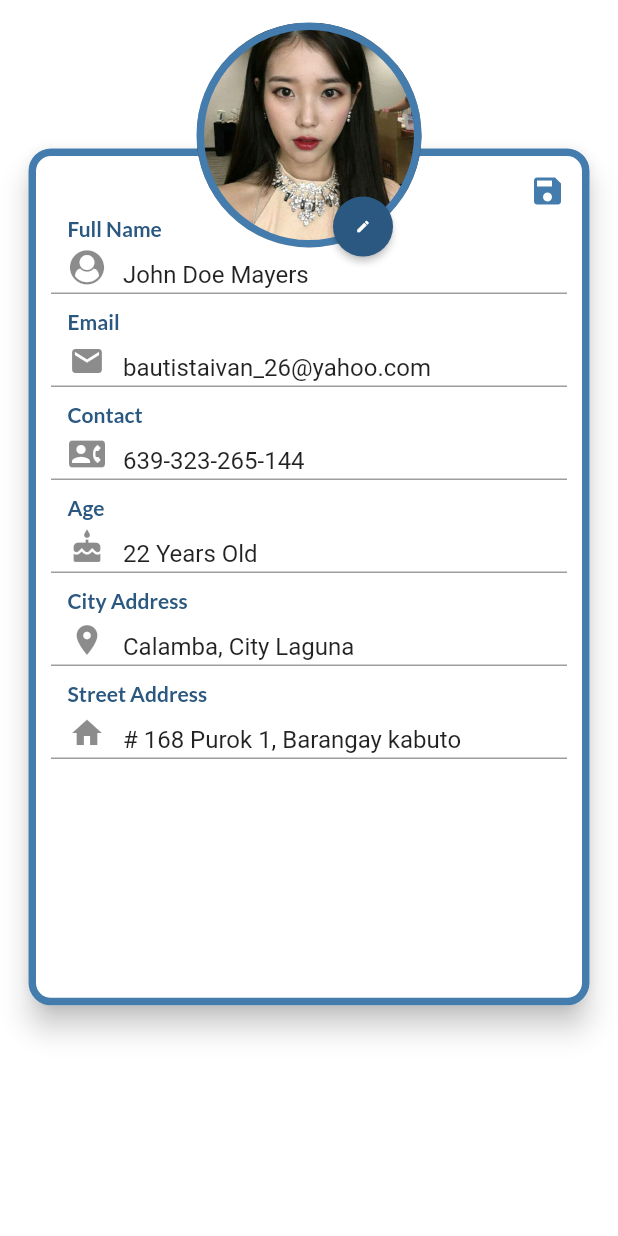
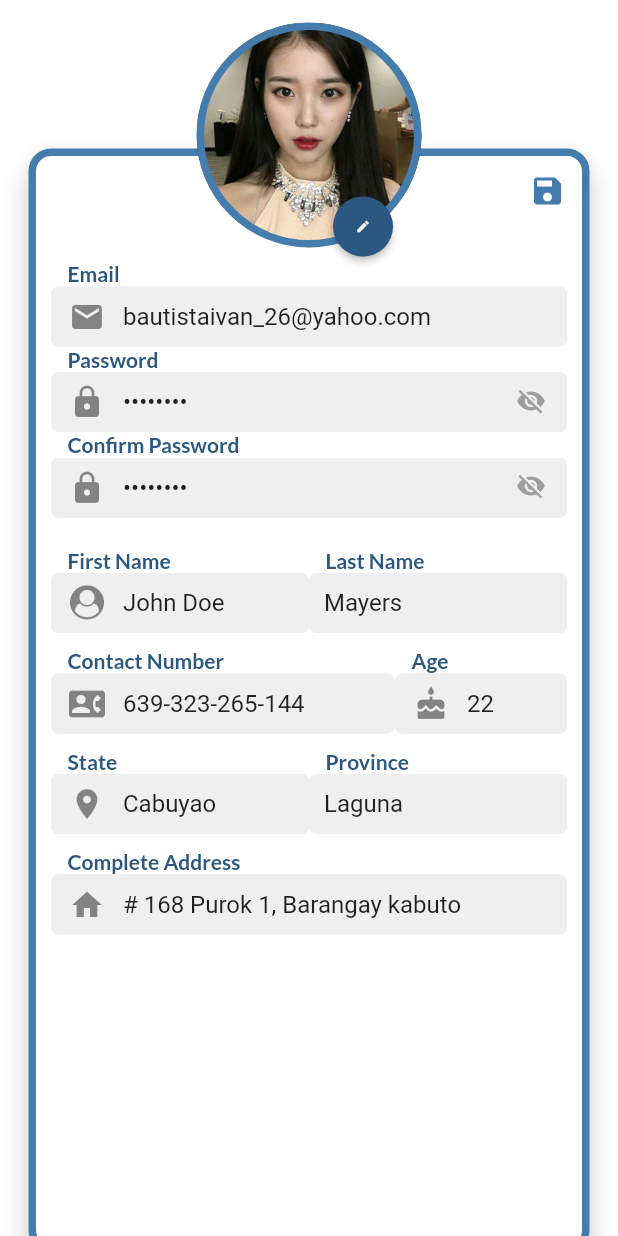
Before and after one commit to responilla07/Mobile-Queuing-System-and-Tracker-with-QR-Code, a Flutter app: the ProfilePage screen opened directly, after a tap on an icon or button, on a phone screen of 412 x 824 dp. Run offline on Flutter 3.47's test engine with Material 2 defaults, Android fonts, the phone set to English and light mode, and no system bars; our stand-ins replace cached_network_image, cloud_firestore, firebase_core, firebase_storage, image_picker, toast; accounts and stored records are empty.

Commit message:
fix: Fixed Edit Profile format
Added fields to the edit profile page

```diff
--- a/lib/Pages/ProfilePage.dart
+++ b/lib/Pages/ProfilePage.dart
@@ -4,6 +4,7 @@ import 'package:queuing_system/SubPages/EditProfile.dart';
 import 'package:queuing_system/Variables/color.dart';
 import 'package:queuing_system/Variables/size.dart';
 import 'package:queuing_system/Widgets/ProfileDetails.dart';
+import 'package:queuing_system/Widgets/TextField.dart';
 
 class ProfilePage extends StatefulWidget {
   @override
@@ -28,7 +29,7 @@ class _ProfilePageState extends State<ProfilePage> {
                 Stack(
                   alignment: Alignment.center,
                   children: [
-                    Container(height: PhoneSize(context).height / 1.25),
+                    Container(height: PhoneSize(context).height / 1.0),
                     Positioned(
                       top: 80,
                       left: 0,
@@ -54,39 +55,84 @@ class _ProfilePageState extends State<ProfilePage> {
                                 visible: !editpro,
                                 child: Column(
                                   children: [
-                                    SizedBox(height: 30),
+                                    SizedBox(height: 60),
                                     EditProfile(
-                                      text: 'Full Name',
-                                      initialValue: 'John Doe Mayers',
-                                      icon: Icon(CustomIcons.profile),
+                                      icon: Icon(Icons.mail),
+                                      text: 'Email',
+                                      initialValue: 'bautistaivan_26@yahoo.com',
+                                    ),
+                                    EditProfile(
+                                      icon: Icon(Icons.lock),
+                                      text: 'Password',
+                                      initialValue: 'asdsadas',
+                                    ),
+                                    EditProfile(
+                                      icon: Icon(Icons.lock),
+                                      text: 'Confirm Password',
+                                      initialValue: 'asdsadas',
+                                    ),
+                                    SizedBox(height: 20,),
+                                    Row(
+                                      children: [
+                                        Flexible(
+                                          child: EditProfile(
+                                            text: 'First Name',
+                                            initialValue: 'John Doe',
+                                            icon: Icon(CustomIcons.profile),
+                                          ),
+                                        ),
+                                        Flexible(
+                                          child: EditProfile(
+                                            text: 'Last Name',
+                                            initialValue: 'Mayers',
+                                            icon: null,
+                                          ),
+                                        ),
+                                      ],
+                                    ),
+                                    SizedBox(height: 10),
+                                    Row(
+                                      children: [
+                                        Flexible(
+                                          flex: 2,
+                                          child: EditProfile(
+                                            text: 'Contact Number',
+                                            initialValue: '639-323-265-144',
+                                            icon: Icon(Icons.contact_phone),
+                                          ),
+                                        ),
+                                        Flexible(
+                                          child: EditProfile(
+                                            text: 'Age',
+                                            initialValue: '22',
+                                            icon: Icon(Icons.cake),
+                                          ),
+                                        ),
+                                      ],
+                                    ),
+                                    SizedBox(height: 10),
+                                    Row(
+                                      children: [
+                                        Flexible(
+
+                                          child: EditProfile(
+                                            text: 'State',
+                                            initialValue: 'Cabuyao',
+                                            icon: Icon(Icons.location_on),
+                                          ),
+                                        ),
+                                        Flexible(
+                                          child: EditProfile(
+                                            text: 'Province',
+                                            initialValue: 'Laguna',
+                                            icon: null,
+                                          ),
+                                        ),
+                                      ],
                                     ),
                                     SizedBox(height: 10),
                                     EditProfile(
-                                      text: 'Email',
-                                      initialValue: 'bautistaivan_26@yahoo.com',
-                                      icon: Icon(Icons.mail),
-                                    ),
-                                    SizedBox(height: 10),
-                                    EditProfile(
-                                      text: 'Contact',
-                                      initialValue: '639-323-265-144',
-                                      icon: Icon(Icons.contact_phone),
-                                    ),
-                                    SizedBox(height: 10),
-                                    EditProfile(
-                                      text: 'Age',
-                                      initialValue: '22 Years Old',
-                                      icon: Icon(Icons.cake),
-                                    ),
-                                    SizedBox(height: 10),
-                                    EditProfile(
-                                      text: 'City Address',
-                                      initialValue: 'Calamba, City Laguna',
-                                      icon: Icon(Icons.location_on),
-                                    ),
-                                    SizedBox(height: 10),
-                                    EditProfile(
-                                      text: 'Street Address',
+                                      text: 'Complete Address',
                                       initialValue:
                                           '# 168 Purok 1, Barangay kabuto',
                                       icon: Icon(Icons.home),
@@ -235,6 +281,7 @@ class EditProfile extends StatelessWidget {
   final String initialValue;
   final Icon icon;
 
+
   @override
   Widget build(BuildContext context) {
     return Container(
@@ -246,13 +293,21 @@ class EditProfile extends StatelessWidget {
             child: Text('$text'),
           ),
           Container(
-            height: 35,
-            child: TextFormField(
-              initialValue: '$initialValue',
-              decoration: new InputDecoration(
-                  prefixIcon: icon,
-                  labelStyle: new TextStyle(color: const Color(0xFF424242))),
+            height: 40,
+            child: MyTextField(
+              initial: initialValue,
+              icons: icon,
+              controller: null,
+              hintText: "$text",
+              keyboardType: null,
+              inputFormatter: [],
             ),
+            // child: TextFormField(
+            //   initialValue: '$initialValue',
+            //   decoration: new InputDecoration(
+            //       prefixIcon: icon,
+            //       labelStyle: new TextStyle(color: const Color(0xFF424242))),
+            // ),
           ),
         ],
       ),
--- a/lib/Widgets/TextField.dart
+++ b/lib/Widgets/TextField.dart
@@ -1,33 +1,34 @@
-
 import 'package:flutter/material.dart';
 import 'package:flutter/services.dart';
 
 class MyTextField extends StatefulWidget {
-  const MyTextField({
-    @required this.controller,
+  const MyTextField(
+      {@required this.controller,
       @required this.hintText,
       @required this.inputFormatter,
       @required this.keyboardType,
-
-  });
+      this.icons,
+      this.initial});
 
   final String hintText;
   final TextEditingController controller;
   final List<TextInputFormatter> inputFormatter;
   final TextInputType keyboardType;
+  final Icon icons;
+  final String initial;
 
   @override
   _MyTextFieldState createState() => _MyTextFieldState();
 }
 
 class _MyTextFieldState extends State<MyTextField> {
-
   bool isTextObscure;
   bool isDisposed = false;
 
   @override
   void initState() {
-    if (widget.hintText == "Password" || widget.hintText == "Confirm Password") {
+    if (widget.hintText == "Password" ||
+        widget.hintText == "Confirm Password") {
       isTextObscure = false;
     } else {
       isTextObscure = true;
@@ -48,39 +49,38 @@ class _MyTextFieldState extends State<MyTextField> {
         Container(
           height: 40,
           child: new TextFormField(
+            initialValue: widget.initial,
             keyboardType: widget.keyboardType,
             inputFormatters: widget.inputFormatter,
             controller: widget.controller,
             obscureText: !isTextObscure,
             decoration: new InputDecoration(
+              prefixIcon: widget.icons,
               filled: true,
               fillColor: Color(0xFFEFEFEF),
               hintText: widget.hintText,
-              contentPadding: EdgeInsets.fromLTRB(10, 10, 40, 10),
+              contentPadding: EdgeInsets.fromLTRB(10, 10, 10, 10),
               border: OutlineInputBorder(
                   borderRadius: BorderRadius.circular(5.0),
-                borderSide: BorderSide(color: Color(0xFFEFEFEF))
-              ),
+                  borderSide: BorderSide(color: Color(0xFFEFEFEF))),
               enabledBorder: OutlineInputBorder(
                   borderRadius: BorderRadius.circular(5.0),
-                borderSide: BorderSide(color: Color(0xFFEFEFEF))
+                  borderSide: BorderSide(color: Color(0xFFEFEFEF))),
             ),
           ),
         ),
-        ),
-        widget.hintText == "Password" || widget.hintText == "Confirm Password" ? Positioned(
+        widget.hintText == "Password" || widget.hintText == "Confirm Password"
+            ? Positioned(
                 right: 0,
                 top: -5,
                 child: Container(
                   child: IconButton(
                     icon: Icon(
-                isTextObscure
-                ? Icons.visibility
-                : Icons.visibility_off,
+                      isTextObscure ? Icons.visibility : Icons.visibility_off,
                       size: 20,
                     ),
                     onPressed: () {
-                if(!isDisposed){
+                      if (!isDisposed) {
                         setState(() {
                           isTextObscure = !isTextObscure;
                         });
@@ -89,7 +89,8 @@ class _MyTextFieldState extends State<MyTextField> {
                     color: Colors.grey,
                   ),
                 ),
-        ) : Container(),
+              )
+            : Container(),
       ],
     );
   }
```
Lines whose indentation alone changed are shown as unchanged.
